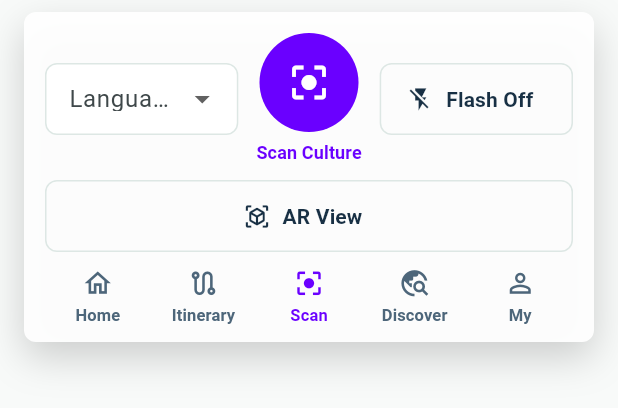
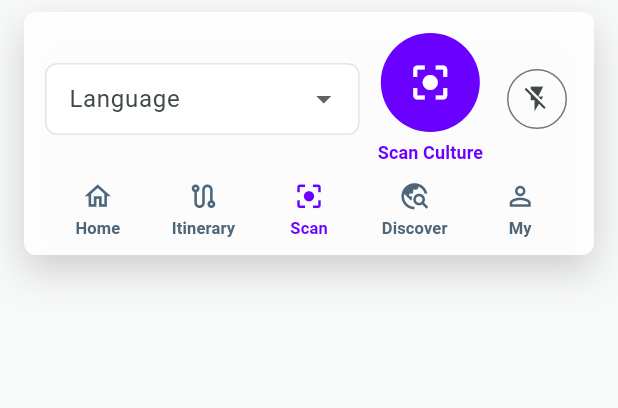
Before and after one commit to choihyungyu0/NoriGo, a Flutter app: the CultureBottomControls widget shown alone on an empty page, opened directly with empty values, on a phone screen of 412 x 824 dp. Shown: the top 408 px of the screen. Run offline on Flutter 3.47's test engine with Material 3 defaults, Android fonts, the phone set to English and light mode, and no system bars; our stand-ins replace camera, web; missing offline and left inert: dart:js_interop, dart:ui_web, google_mlkit_image_labeling.

Commit message:
fix: reduce culture scan overlay and false positives

```diff
--- a/lib/features/culture_scan/domain/culture_vision_result.dart
+++ b/lib/features/culture_scan/domain/culture_vision_result.dart
@@ -87,13 +87,13 @@ class CultureVisionResult {
     return CultureVisionResult(
       detectedObject: detectedObject,
       placeType: placeType,
-      confidence: 0.55,
+      confidence: 0.42,
       alternatives: [
         CultureVisionAlternative(
           detectedObject: detectedObject,
           placeType: placeType,
           label: cultureObjectLabel(detectedObject),
-          confidence: 0.55,
+          confidence: 0.42,
         ),
       ],
       needsConfirmation: true,
--- a/lib/features/culture_scan/presentation/widgets/culture_bottom_controls.dart
+++ b/lib/features/culture_scan/presentation/widgets/culture_bottom_controls.dart
@@ -10,7 +10,6 @@ class CultureBottomControls extends StatelessWidget {
     required this.onLanguageChanged,
     required this.onScanCulture,
     required this.onToggleFlash,
-    required this.onArView,
     super.key,
   });
 
@@ -20,7 +19,6 @@ class CultureBottomControls extends StatelessWidget {
   final ValueChanged<String> onLanguageChanged;
   final VoidCallback onScanCulture;
   final VoidCallback onToggleFlash;
-  final VoidCallback onArView;
 
   bool get _isScanning => scanStatus == CultureScanStatus.scanning;
 
@@ -57,24 +55,10 @@ class CultureBottomControls extends StatelessWidget {
                 onPressed: _isScanning ? null : onScanCulture,
               ),
               const SizedBox(width: 12),
-              Expanded(
-                child: _ControlButton(
-                  icon: flashEnabled ? Icons.flash_on : Icons.flash_off,
-                  label: flashEnabled ? 'Flash On' : 'Flash Off',
-                  onTap: onToggleFlash,
-                ),
-              ),
-            ],
-          ),
-          const SizedBox(height: 10),
-          Row(
-            children: [
-              Expanded(
-                child: _ControlButton(
-                  icon: Icons.view_in_ar,
-                  label: 'AR View',
-                  onTap: onArView,
-                ),
+              _IconControlButton(
+                icon: flashEnabled ? Icons.flash_on : Icons.flash_off,
+                label: flashEnabled ? 'Flash on' : 'Flash off',
+                onTap: onToggleFlash,
               ),
             ],
           ),
@@ -168,8 +152,8 @@ class _ScanButton extends StatelessWidget {
   }
 }
 
-class _ControlButton extends StatelessWidget {
-  const _ControlButton({
+class _IconControlButton extends StatelessWidget {
+  const _IconControlButton({
     required this.icon,
     required this.label,
     required this.onTap,
@@ -181,21 +165,10 @@ class _ControlButton extends StatelessWidget {
 
   @override
   Widget build(BuildContext context) {
-    return OutlinedButton.icon(
-      onPressed: onTap,
-      icon: Icon(icon, size: 18),
-      label: Text(
-        label,
-        maxLines: 2,
-        overflow: TextOverflow.ellipsis,
-        textAlign: TextAlign.center,
-      ),
-      style: OutlinedButton.styleFrom(
-        foregroundColor: NoriGoColors.ink,
-        minimumSize: const Size.fromHeight(48),
-        side: const BorderSide(color: NoriGoColors.line),
-        shape: RoundedRectangleBorder(borderRadius: BorderRadius.circular(8)),
-      ),
+    return Semantics(
+      button: true,
+      label: label,
+      child: IconButton.outlined(onPressed: onTap, icon: Icon(icon, size: 20)),
     );
   }
 }
```
Also changed, not shown: lib/features/culture_scan/application/culture_mlkit_vision_classifier_mobile.dart (+13 -7 lines), lib/features/culture_scan/presentation/culture_scan_screen.dart (+57 -82 lines), 3 other files.
